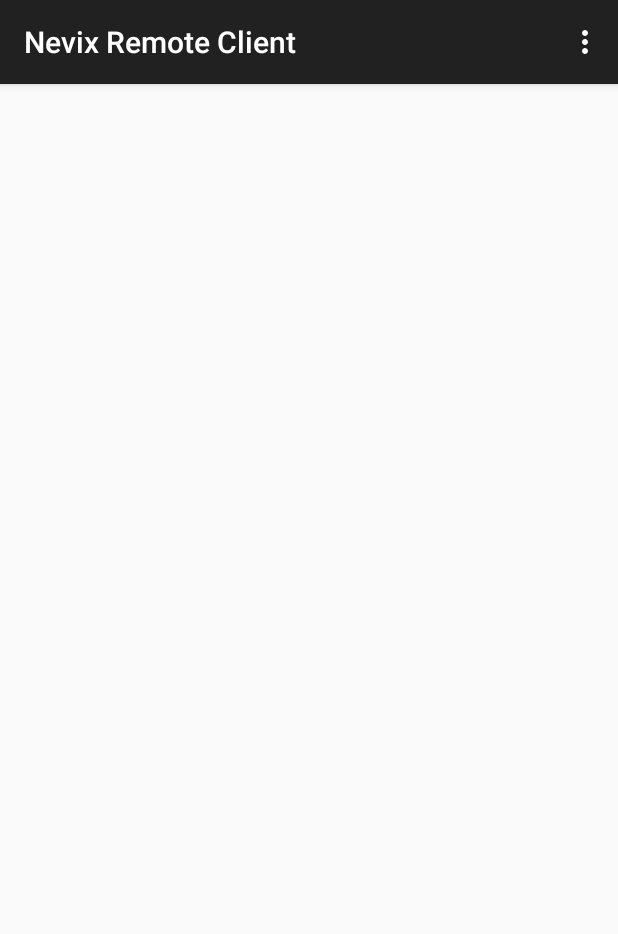
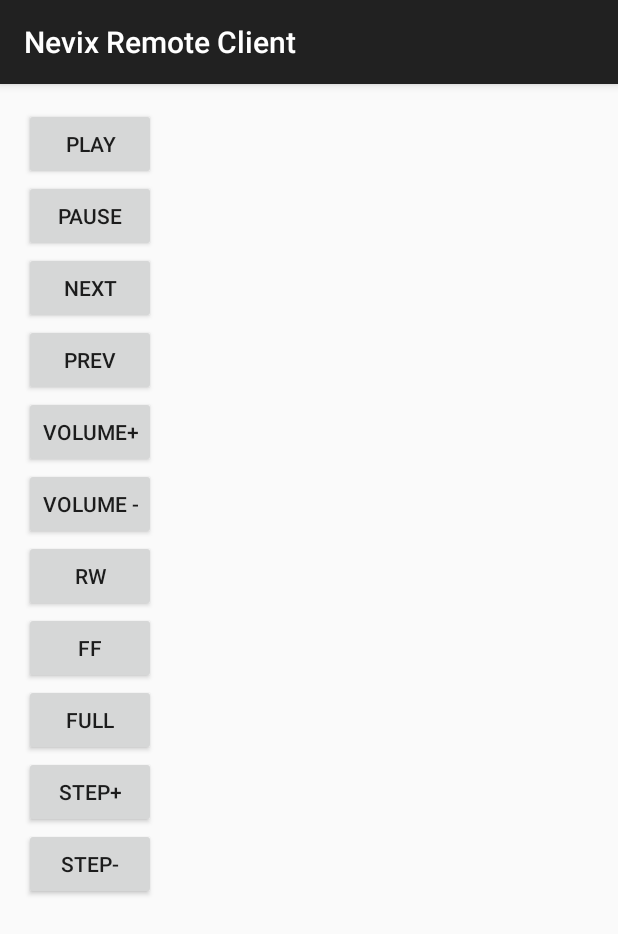
Before and after one commit to antony-jekov/Nevix, an Android app: the MainActivity screen opened directly, with no data from a screen before it, on a phone screen of 412 x 824 dp. Shown: the top 934 px of the screen. Run offline under Robolectric (Android 15) with nearby library versions, the phone set to English and light mode, and no system bars.

Commit message:
Finished basic cmd pushing.

```diff
--- a/Source/Android/Nevix/nevix/src/main/java/com/antonyjekov/nevix/activities/MainActivity.java
+++ b/Source/Android/Nevix/nevix/src/main/java/com/antonyjekov/nevix/activities/MainActivity.java
@@ -2,24 +2,36 @@
 
 import android.content.Intent;
 import android.content.SharedPreferences;
+import android.os.Bundle;
 import android.support.v7.app.ActionBarActivity;
-import android.os.Bundle;
-import android.view.Menu;
-import android.view.MenuInflater;
+import android.view.View;
+import android.widget.Button;
 import android.widget.Toast;
 
 import com.antonyjekov.nevix.R;
 import com.antonyjekov.nevix.common.ContextManager;
-import com.antonyjekov.nevix.common.HttpAsyncRequest;
 import com.antonyjekov.nevix.common.PersistentManager;
 import com.antonyjekov.nevix.common.PusherManager;
 import com.antonyjekov.nevix.common.contracts.IAsyncResponse;
+import com.antonyjekov.nevix.constants.PlayerCommand;
 
 public class MainActivity extends ActionBarActivity implements IAsyncResponse {
 
     private PersistentManager persistent;
     private ContextManager data;
     private PusherManager pusher;
+
+    private Button playBtn;
+    private Button pauseBtn;
+    private Button nextBtn;
+    private Button prevBtn;
+    private Button volumeUpBtn;
+    private Button volumeDownBtn;
+    private Button rwBtn;
+    private Button ffBtn;
+    private Button fullBtn;
+    private Button stepFBtn;
+    private Button stepBBtn;
 
     private final String NEVIX_DATA = "NevixData";
 
@@ -38,15 +50,96 @@
             this.persistent = new PersistentManager(this, sessionKey);
             persistent.getChannelName();
         }
-    }
 
-    @Override
-    public boolean onCreateOptionsMenu(Menu menu) {
-        // Inflate the menu items for use in the action bar
-        MenuInflater inflater = getMenuInflater();
-        inflater.inflate(R.menu.main, menu);
+        playBtn = (Button) findViewById(R.id.play_btn);
+        pauseBtn = (Button) findViewById(R.id.pause_btn);
+        nextBtn = (Button) findViewById(R.id.next_btn);
+        prevBtn = (Button) findViewById(R.id.prev_btn);
+        volumeUpBtn = (Button) findViewById(R.id.volume_up_btn);
+        volumeDownBtn = (Button) findViewById(R.id.volume_down_btn);
+        rwBtn = (Button) findViewById(R.id.rw_btn);
+        ffBtn = (Button) findViewById(R.id.ff_btn);
+        fullBtn = (Button) findViewById(R.id.full_btn);
+        stepBBtn = (Button) findViewById(R.id.step_b_btn);
+        stepFBtn = (Button) findViewById(R.id.step_f_btn);
 
-        return super.onCreateOptionsMenu(menu);
+        playBtn.setOnClickListener(new View.OnClickListener() {
+            @Override
+            public void onClick(View view) {
+                pusher.pushCommand(PlayerCommand.PLAY_CMD);
+                test("PLAY");
+            }
+        });
+
+        pauseBtn.setOnClickListener(new View.OnClickListener() {
+            @Override
+            public void onClick(View view) {
+                pusher.pushCommand(PlayerCommand.PAUSE_CMD);
+            }
+        });
+
+        nextBtn.setOnClickListener(new View.OnClickListener() {
+            @Override
+            public void onClick(View view) {
+                pusher.pushCommand(PlayerCommand.NEXT_CMD);
+            }
+        });
+
+        prevBtn.setOnClickListener(new View.OnClickListener() {
+            @Override
+            public void onClick(View view) {
+                pusher.pushCommand(PlayerCommand.PREV_CMD);
+            }
+        });
+
+        volumeUpBtn.setOnClickListener(new View.OnClickListener() {
+            @Override
+            public void onClick(View view) {
+                pusher.pushCommand(PlayerCommand.VOLUME_UP_CMD);
+            }
+        });
+
+        volumeDownBtn.setOnClickListener(new View.OnClickListener() {
+            @Override
+            public void onClick(View view) {
+                pusher.pushCommand(PlayerCommand.VOLUME_DOWN_CMD);
+            }
+        });
+
+        rwBtn.setOnClickListener(new View.OnClickListener() {
+            @Override
+            public void onClick(View view) {
+                pusher.pushCommand(PlayerCommand.RW_CMD);
+            }
+        });
+
+        ffBtn.setOnClickListener(new View.OnClickListener() {
+            @Override
+            public void onClick(View view) {
+                pusher.pushCommand(PlayerCommand.FF_CMD);
+            }
+        });
+
+        fullBtn.setOnClickListener(new View.OnClickListener() {
+            @Override
+            public void onClick(View view) {
+                pusher.pushCommand(PlayerCommand.FULL_CMD);
+            }
+        });
+
+        stepFBtn.setOnClickListener(new View.OnClickListener() {
+            @Override
+            public void onClick(View view) {
+                pusher.pushCommand(PlayerCommand.STEP_F_CMD);
+            }
+        });
+
+        stepBBtn.setOnClickListener(new View.OnClickListener() {
+            @Override
+            public void onClick(View view) {
+                pusher.pushCommand(PlayerCommand.STEP_B_CMD);
+            }
+        });
     }
 
     private String getSessionKey() {
@@ -82,10 +175,10 @@
     @Override
     public void processFinish(String result) {
         pusher = new PusherManager(result);
-        Test("Connected to channel: " + result);
+        test("Connected to channel: " + result);
     }
 
-    private void Test(String text) {
+    private void test(String text) {
         Toast.makeText(this, text, Toast.LENGTH_LONG).show();
     }
 }
--- a/Source/Android/Nevix/nevix/src/main/java/com/antonyjekov/nevix/common/PusherManager.java
+++ b/Source/Android/Nevix/nevix/src/main/java/com/antonyjekov/nevix/common/PusherManager.java
@@ -28,7 +28,7 @@
         };
     }
 
-    public void SendCommand(String cmd)
+    public void pushCommand(String cmd)
     {
         pusher.publish(channel, cmd, callback );
     }
--- a/Source/Android/Nevix/nevix/src/main/java/com/antonyjekov/nevix/fragments/AuthorizationFragment.java
+++ b/Source/Android/Nevix/nevix/src/main/java/com/antonyjekov/nevix/fragments/AuthorizationFragment.java
@@ -21,7 +21,6 @@
     EditText pass;
     EditText confirm;
 
-    String sessionKey;
     PersistentManager persistent;
     Boolean isLogin;
 
--- a/Source/Android/Nevix/nevix/src/main/res/layout/activity_main.xml
+++ b/Source/Android/Nevix/nevix/src/main/res/layout/activity_main.xml
@@ -1,8 +1,78 @@
 <LinearLayout xmlns:android="http://schemas.android.com/apk/res/android"
     xmlns:tools="http://schemas.android.com/tools"
-    android:id="@+id/container"
     android:layout_width="match_parent"
     android:layout_height="match_parent"
-    tools:context="com.antonyjekov.nevix.activities.MainActivity"
-    tools:ignore="MergeRootFrame"
-    android:orientation="vertical"/>
+    android:paddingLeft="@dimen/activity_horizontal_margin"
+    android:paddingRight="@dimen/activity_horizontal_margin"
+    android:paddingTop="@dimen/activity_vertical_margin"
+    android:paddingBottom="@dimen/activity_vertical_margin"
+    tools:context="com.antonyjekov.nevix.activities.MainActivity$PlaceholderFragment"
+    android:orientation="vertical">
+
+    <Button
+        android:id="@+id/play_btn"
+        android:layout_width="wrap_content"
+        android:layout_height="wrap_content"
+        android:text="@string/play_btn"/>
+
+    <Button
+        android:id="@+id/pause_btn"
+        android:layout_width="wrap_content"
+        android:layout_height="wrap_content"
+        android:text="@string/pause_btn"/>
+
+    <Button
+        android:id="@+id/next_btn"
+        android:layout_width="wrap_content"
+        android:layout_height="wrap_content"
+        android:text="@string/next_btn"/>
+
+    <Button
+        android:id="@+id/prev_btn"
+        android:layout_width="wrap_content"
+        android:layout_height="wrap_content"
+        android:text="@string/prev_btn"/>
+
+    <Button
+        android:id="@+id/volume_up_btn"
+        android:layout_width="wrap_content"
+        android:layout_height="wrap_content"
+        android:text="@string/volume_up_btn"/>
+
+    <Button
+        android:id="@+id/volume_down_btn"
+        android:layout_width="wrap_content"
+        android:layout_height="wrap_content"
+        android:text="@string/volume_down_btn"/>
+
+    <Button
+        android:id="@+id/rw_btn"
+        android:layout_width="wrap_content"
+        android:layout_height="wrap_content"
+        android:text="@string/rw_btn"/>
+
+    <Button
+        android:id="@+id/ff_btn"
+        android:layout_width="wrap_content"
+        android:layout_height="wrap_content"
+        android:text="@string/ff_btn"/>
+
+    <Button
+        android:id="@+id/full_btn"
+        android:layout_width="wrap_content"
+        android:layout_height="wrap_content"
+        android:text="@string/full_btn"/>
+
+    <Button
+    android:id="@+id/step_f_btn"
+    android:layout_width="wrap_content"
+    android:layout_height="wrap_content"
+    android:text="@string/step_f_btn"/>
+
+    <Button
+        android:id="@+id/step_b_btn"
+        android:layout_width="wrap_content"
+        android:layout_height="wrap_content"
+        android:text="@string/step_b_btn"/>
+
+</LinearLayout>
--- a/Source/Android/Nevix/nevix/src/main/res/values/strings.xml
+++ b/Source/Android/Nevix/nevix/src/main/res/values/strings.xml
@@ -11,5 +11,16 @@
     <string name="auth_login_btn">Login</string>
     <string name="auth_register_btn">Register</string>
     <string name="title_activity_authenticate">Login</string>
+    <string name="play_btn">Play</string>
+    <string name="pause_btn">Pause</string>
+    <string name="next_btn">Next</string>
+    <string name="prev_btn">Prev</string>
+    <string name="volume_up_btn">Volume+</string>
+    <string name="volume_down_btn">Volume -</string>
+    <string name="rw_btn">RW</string>
+    <string name="ff_btn">FF</string>
+    <string name="full_btn">Full</string>
+    <string name="step_f_btn">Step+</string>
+    <string name="step_b_btn">Step-</string>
 
 </resources>
```
Also changed, not shown: Source/Android/Nevix/nevix/src/main/java/com/antonyjekov/nevix/common/HttpAsyncRequest.java (+15 -12 lines), Source/Android/Nevix/nevix/src/main/java/com/antonyjekov/nevix/constants/PlayerCommand.java (added, +15 -0 lines), Source/Android/Nevix/nevix/src/main/java/com/antonyjekov/nevix/fragments/MainFragment.java (deleted, +0 -23 lines), Source/Android/Nevix/nevix/src/main/res/layout/fragment_main.xml (deleted, +0 -11 lines), 2 other files.
